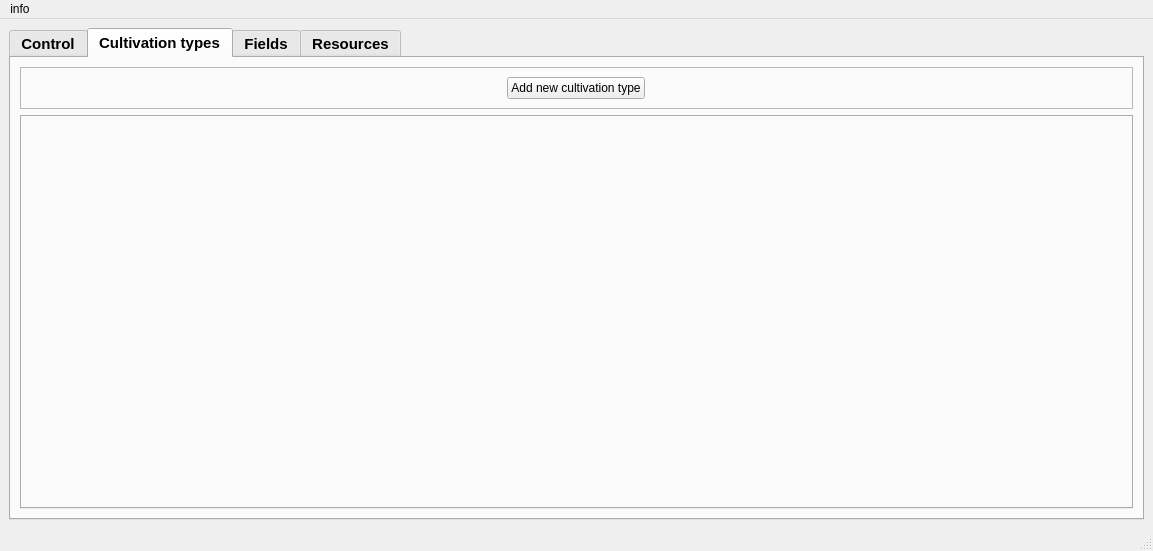
Qt form gui/form.ui (hudaszekpiotr/InzynierkaProgram) before a commit.
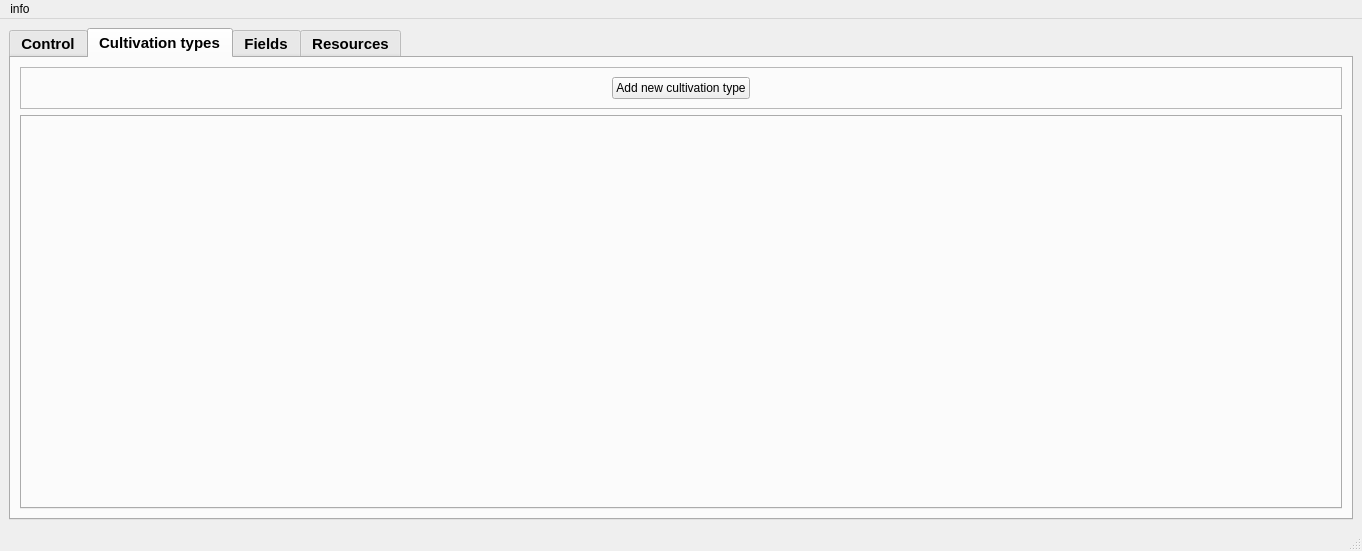
The same form after that commit. The open tabs and pages were chosen to show the change.

Diff of the .ui file:
```diff
--- a/gui/form.ui
+++ b/gui/form.ui
@@ -6,7 +6,7 @@
    <rect>
     <x>0</x>
     <y>0</y>
-    <width>1110</width>
+    <width>1362</width>
     <height>551</height>
    </rect>
   </property>
@@ -832,8 +832,8 @@
     <rect>
      <x>0</x>
      <y>0</y>
-     <width>1110</width>
-     <height>22</height>
+     <width>1362</width>
+     <height>32</height>
     </rect>
    </property>
    <widget class="QMenu" name="menuinfo">
```
Left out of the diff: 2 changed lines with no effect on the pictures.
